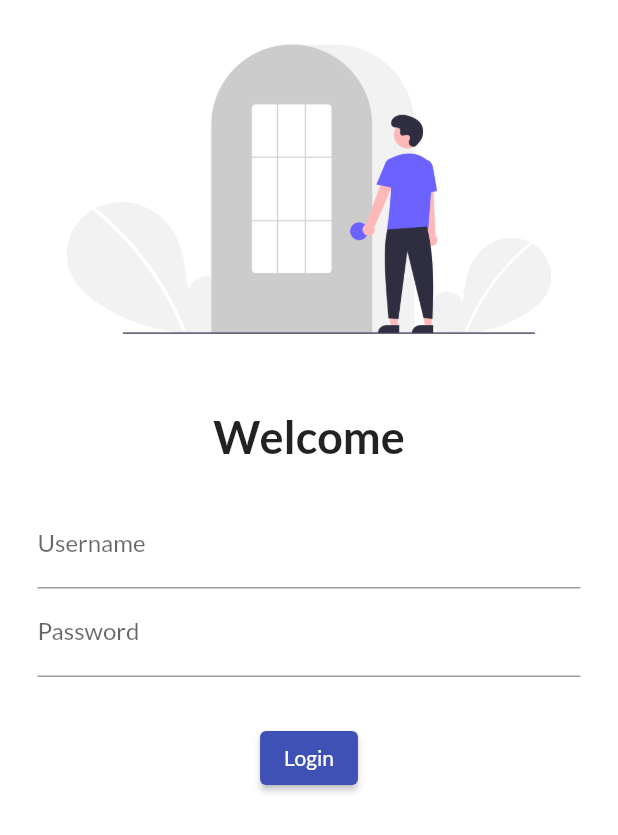
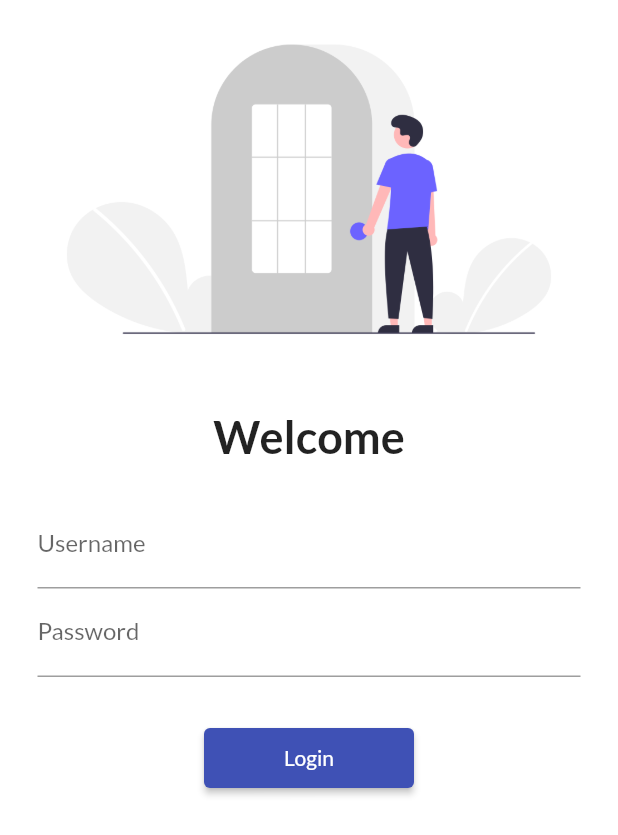
Before and after one commit to rvishnuvardhann/Demoapp, a Flutter app: the screen it shows after launch, on a phone screen of 412 x 824 dp. Shown: the top 835 px of the screen. Run offline on Flutter 3.47's test engine with Material 2 defaults, Android fonts, the light colour scheme and no system bars; our stand-ins replace google_fonts.

Commit message:
navigation is done

```diff
--- a/lib/main.dart
+++ b/lib/main.dart
@@ -1,3 +1,4 @@
+import 'package:dinoapp/utility/route.dart';
 import 'package:flutter/material.dart';
 import 'package:flutter/rendering.dart';
 import 'pages/home_page.dart';
@@ -16,14 +17,15 @@ class MyApp extends StatelessWidget {
     return MaterialApp(
       // home:Homepage(),
       themeMode: ThemeMode.light,
+      debugShowCheckedModeBanner: false,
       theme: ThemeData(
           primarySwatch: Colors.indigo,
           fontFamily: GoogleFonts.lato().fontFamily),
       //initialRoute: "/home",
       routes: {
         "/": (context) => Loginpage(),
-        "/home": (context) => Homepage(),
-        "/login": (context) => Loginpage()
+        MyRoutes.homeroute: (context) => Homepage(),
+        MyRoutes.loginroute: (context) => Loginpage()
       },
     );
   }
--- a/lib/pages/login_page.dart
+++ b/lib/pages/login_page.dart
@@ -1,3 +1,4 @@
+import "package:dinoapp/utility/route.dart";
 import "package:flutter/material.dart";
 
 class Loginpage extends StatelessWidget {
@@ -7,7 +8,8 @@ class Loginpage extends StatelessWidget {
   Widget build(BuildContext context) {
     return Material(
         color: Colors.white,
-        child: Column(
+        child: SingleChildScrollView(
+            child: Column(
           children: [
             Image.asset("assets/images/login_image.png", fit: BoxFit.cover),
             SizedBox(
@@ -38,18 +40,20 @@ class Loginpage extends StatelessWidget {
                     ),
                     obscureText: true,
                   ),
-                  SizedBox(height: 30, ),
+                  SizedBox(
+                    height: 30,
+                  ),
                   ElevatedButton(
                     child: Text("Login"),
-                    style: TextButton.styleFrom(),
+                    style: TextButton.styleFrom(minimumSize: Size(140, 40)),
                     onPressed: () {
-                      print("Button pressed");
+                      Navigator.pushNamed(context, MyRoutes.homeroute);
                     },
                   )
                 ],
               ),
             ),
           ],
-        ));
+        )));
   }
 }
--- /dev/null
+++ b/lib/utility/route.dart
@@ -0,0 +1,4 @@
+class MyRoutes {
+  static String loginroute = "/";
+  static String homeroute = "/home";
+}
```
Also changed, not shown: 1 other file.
